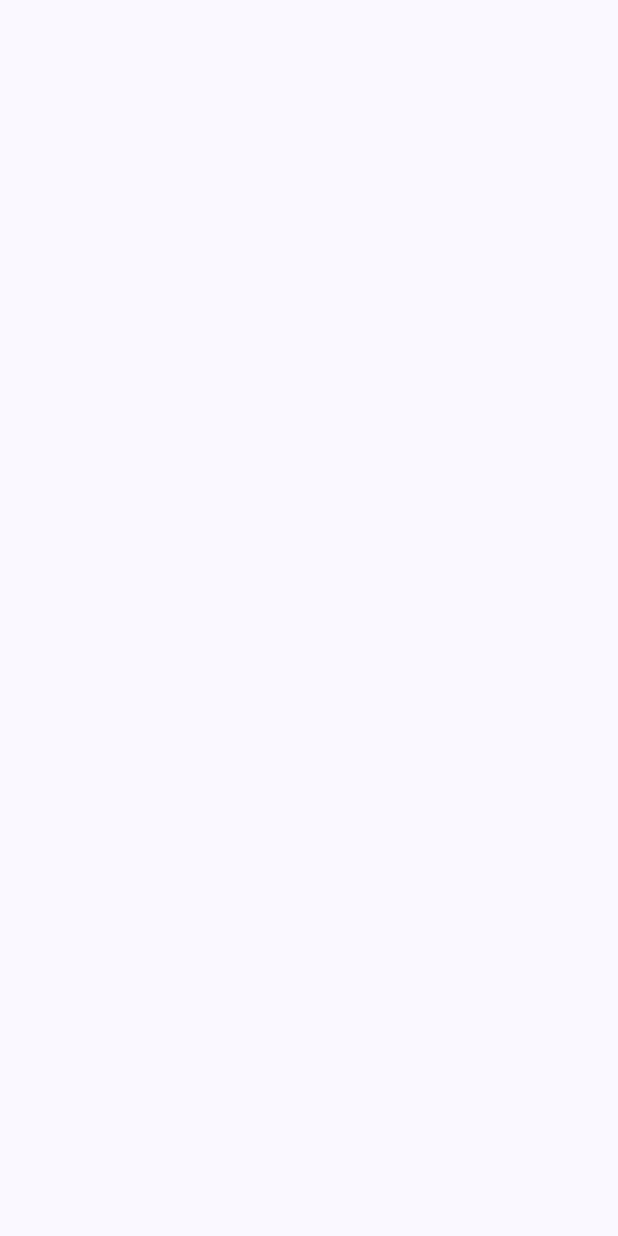
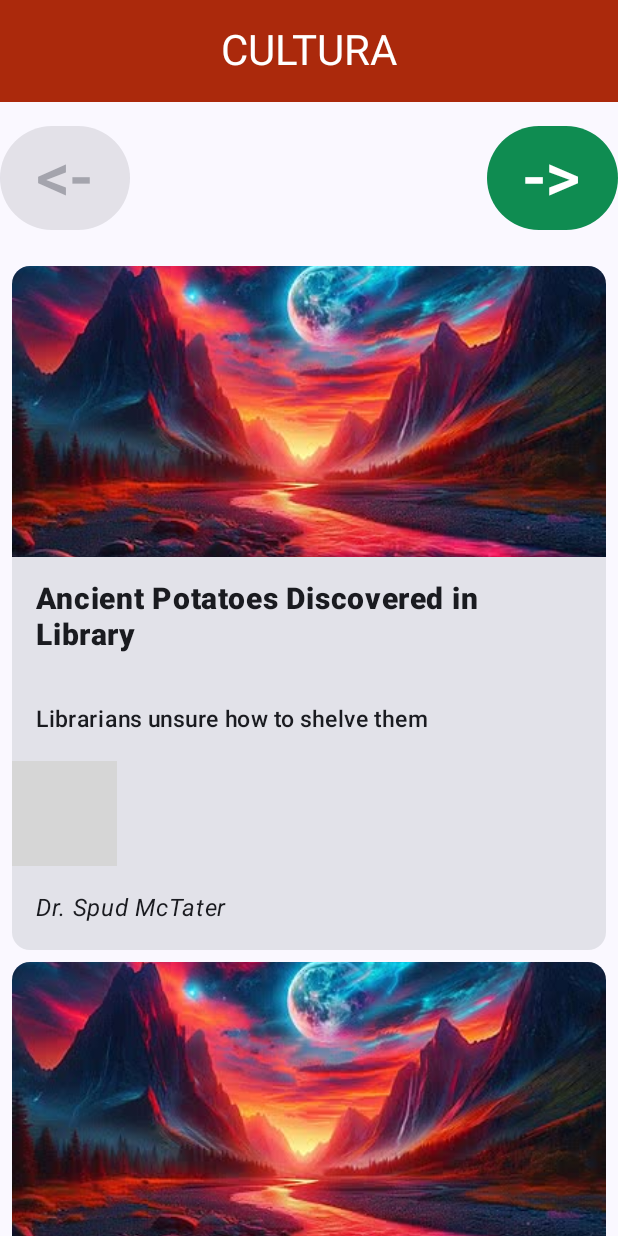
Before and after one commit to morita2232/NewsApp, an Android app built with Jetpack Compose: the screen it shows after launch (MainActivity), on a phone screen of 412 x 824 dp. Before the commit the screen is empty. Run offline under Robolectric (Android 15) with nearby library versions, the phone set to English and light mode, and no system bars; grey boxes are pictures that could not be loaded.

Commit message:
App base terminada

```diff
--- a/NewsApp/app/src/main/java/com/example/newsapp/MainActivity.kt
+++ b/NewsApp/app/src/main/java/com/example/newsapp/MainActivity.kt
@@ -4,7 +4,14 @@ import android.os.Bundle
 import androidx.activity.ComponentActivity
 import androidx.activity.compose.setContent
 import androidx.compose.foundation.Image
+import androidx.compose.foundation.background
+import androidx.compose.foundation.layout.Arrangement
+import androidx.compose.foundation.layout.Arrangement.Absolute.Center
+import androidx.compose.foundation.layout.Box
 import androidx.compose.foundation.layout.Column
+import androidx.compose.foundation.layout.PaddingValues
+import androidx.compose.foundation.layout.Row
+import androidx.compose.foundation.layout.Spacer
 import androidx.compose.foundation.layout.WindowInsets
 import androidx.compose.foundation.layout.asPaddingValues
 import androidx.compose.foundation.layout.calculateEndPadding
@@ -14,24 +21,45 @@ import androidx.compose.foundation.layout.fillMaxWidth
 import androidx.compose.foundation.layout.height
 import androidx.compose.foundation.layout.padding
 import androidx.compose.foundation.layout.safeDrawing
+import androidx.compose.foundation.layout.size
 import androidx.compose.foundation.layout.statusBarsPadding
 import androidx.compose.foundation.lazy.LazyColumn
 import androidx.compose.foundation.lazy.items
+import androidx.compose.foundation.pager.HorizontalPager
+import androidx.compose.foundation.pager.rememberPagerState
+import androidx.compose.material3.Button
+import androidx.compose.material3.ButtonColors
+import androidx.compose.material3.ButtonDefaults
 import androidx.compose.material3.Card
 import androidx.compose.material3.MaterialTheme
 import androidx.compose.material3.Surface
 import androidx.compose.material3.Text
 import androidx.compose.runtime.Composable
+import androidx.compose.runtime.getValue
+import androidx.compose.runtime.mutableStateOf
+import androidx.compose.runtime.remember
+import androidx.compose.runtime.setValue
+import androidx.compose.ui.Alignment
 import androidx.compose.ui.Modifier
+import androidx.compose.ui.draw.scale
+import androidx.compose.ui.geometry.Size
+import androidx.compose.ui.graphics.Color
 import androidx.compose.ui.layout.ContentScale
 import androidx.compose.ui.platform.LocalLayoutDirection
 import androidx.compose.ui.res.painterResource
 import androidx.compose.ui.res.stringResource
+import androidx.compose.ui.text.font.FontStyle
+import androidx.compose.ui.text.font.FontWeight
+import androidx.compose.ui.text.style.TextAlign
+import androidx.compose.ui.text.style.TextDecoration
 import androidx.compose.ui.tooling.preview.Preview
 import androidx.compose.ui.unit.dp
+import androidx.compose.ui.unit.sp
+import com.example.newsapp.clases.DataLoader
 import com.example.newsapp.models.Noticias
 import com.example.newsapp.models.Theme
 import com.example.newsapp.ui.theme.NewsAppTheme
+import com.example.newsapp.ui.theme.Purple80
 
 class MainActivity : ComponentActivity() {
     override fun onCreate(savedInstanceState: Bundle?) {
@@ -63,26 +91,80 @@ fun NewsApp(modifier: Modifier){
                 .calculateEndPadding(layOutDirection)
         )){
 
-        //LISTA
+        NoticiasPorTema(noticias = DataLoader().loadNews())
 
     }
 
 }
 
 @Composable
-fun ListNoticias(noticiasLista : List<Noticias>, modifier: Modifier){
-    LazyColumn(modifier = modifier) {
+fun NoticiasPorTema(noticias: List<Noticias>) {
 
-       items(noticiasLista){
+    val noticiasPorTema = noticias.groupBy { it.themeResourceID }
+    val temas = noticiasPorTema.keys.toList()
 
-           itemEnListaNoticias ->  NoticiasCard(
-           infoNoticias = itemEnListaNoticias,
-           modifier.padding(8.dp))
+    val headerColor = Color(0xFFAB290C)
+    val bColor = Color(0xFF0F8C51)
 
-       }
 
+    var currentIndex by remember { mutableStateOf(0) }
+
+    Column(modifier = Modifier.fillMaxSize()) {
+        Row(modifier = Modifier.background(color = headerColor).fillMaxWidth(), horizontalArrangement = Arrangement.Center) {
+            // Mostrar el tema actual
+            Text(
+                text = temas[currentIndex].name,
+                style = MaterialTheme.typography.headlineMedium,
+                modifier = Modifier
+                    .padding(16.dp), textAlign = TextAlign.Center,
+                color = Color.White
+
+            )
+        }
+        Spacer(modifier = Modifier.height(16.dp))
+
+
+        Row(
+            modifier = Modifier.fillMaxWidth(),
+            horizontalArrangement = Arrangement.SpaceBetween
+        ) {
+            Button(
+                onClick = { if (currentIndex > 0) currentIndex-- },
+                enabled = currentIndex > 0, colors = ButtonDefaults.buttonColors(
+                    containerColor = bColor,
+                    contentColor = Color.White
+                )
+            ) {
+                Text("<-", fontSize = 45.sp)
+            }
+
+            Button(
+                onClick = { if (currentIndex < temas.size - 1) currentIndex++ },
+                enabled = currentIndex < temas.size - 1, colors = ButtonDefaults.buttonColors(
+                    containerColor = bColor,
+                    contentColor = Color.White
+                )
+            ) {
+                Text("->", fontSize = 45.sp)
+            }
+        }
+
+        Spacer(modifier = Modifier.height(16.dp))
+
+
+        LazyColumn(
+            modifier = Modifier.fillMaxSize(),
+            contentPadding = PaddingValues(8.dp),
+            verticalArrangement = Arrangement.spacedBy(8.dp)
+        ) {
+            items(noticiasPorTema[temas[currentIndex]] ?: emptyList()) { noticia ->
+                NoticiasCard(noticia)
+            }
+        }
     }
 }
+
+
 
 @Composable
 fun NoticiasCard(infoNoticias: Noticias, modifier: Modifier = Modifier){
@@ -91,12 +173,11 @@ fun NoticiasCard(infoNoticias: Noticias, modifier: Modifier = Modifier){
 
         Column(){
 
-            Text(text = infoNoticias.themeResourceID.toString(), modifier = Modifier.padding(16.dp))
             Image(painter = painterResource(infoNoticias.imageResourceID), contentDescription = null, modifier = Modifier.fillMaxWidth().height(194.dp), contentScale = ContentScale.Crop)
-            Text(text = stringResource(infoNoticias.titleResourceID), modifier = Modifier.padding(16.dp))
-            Text(text = stringResource(infoNoticias.subTitleResourceID), modifier = Modifier.padding(16.dp))
-            Image(painter = painterResource(infoNoticias.writerImageResourceID), contentDescription = null)
-            Text(text = stringResource(infoNoticias.writerNameResourceID), modifier = Modifier.padding(16.dp))
+            Text(text = stringResource(infoNoticias.titleResourceID), modifier = Modifier.padding(16.dp), fontWeight = FontWeight.ExtraBold, fontSize = 20.sp)
+            Text(text = stringResource(infoNoticias.subTitleResourceID), modifier = Modifier.padding(16.dp), fontWeight = FontWeight.SemiBold, fontSize = 15.sp)
+            Image(painter = painterResource(infoNoticias.writerImageResourceID), contentDescription = null,Modifier.size(70.dp))
+            Text(text = stringResource(infoNoticias.writerNameResourceID), modifier = Modifier.padding(16.dp), fontStyle = FontStyle.Italic)
 
         }
 
--- a/NewsApp/app/src/main/java/com/example/newsapp/clases/DataLoader.kt
+++ b/NewsApp/app/src/main/java/com/example/newsapp/clases/DataLoader.kt
@@ -9,16 +9,22 @@ class DataLoader() {
 
     fun loadNews() : List<Noticias>{
         return listOf<Noticias>(
+            // CULTURA
             Noticias(R.drawable.paisaje3, R.drawable.tails, R.string.titulo1, R.string.subtitulo1, Theme.CULTURA, R.string.escritor1),
-            Noticias(R.drawable.paisaje3, R.drawable.tails, R.string.titulo2, R.string.subtitulo1, Theme.CULTURA, R.string.escritor2),
+            Noticias(R.drawable.paisaje3, R.drawable.tails, R.string.titulo2, R.string.subtitulo2, Theme.CULTURA, R.string.escritor2),
             Noticias(R.drawable.paisaje3, R.drawable.tails, R.string.titulo3, R.string.subtitulo3, Theme.CULTURA, R.string.escritor3),
-            Noticias(R.drawable.paisaje3, R.drawable.tails, R.string.titulo1, R.string.subtitulo1, Theme.POLITICA, R.string.escritor1),
-            Noticias(R.drawable.paisaje3, R.drawable.tails, R.string.titulo2, R.string.subtitulo2, Theme.POLITICA, R.string.escritor2),
-            Noticias(R.drawable.paisaje3, R.drawable.tails, R.string.titulo3, R.string.subtitulo3, Theme.POLITICA, R.string.escritor3),
-            Noticias(R.drawable.paisaje3, R.drawable.tails, R.string.titulo1, R.string.subtitulo1, Theme.ESPORTS, R.string.escritor1),
-            Noticias(R.drawable.paisaje3, R.drawable.tails, R.string.titulo2, R.string.subtitulo2, Theme.ESPORTS, R.string.escritor2),
-            Noticias(R.drawable.paisaje3, R.drawable.tails, R.string.titulo3, R.string.subtitulo3, Theme.ESPORTS, R.string.escritor3)
+
+            // POLITICA
+            Noticias(R.drawable.paisaje3, R.drawable.tails, R.string.titulo4, R.string.subtitulo4, Theme.POLITICA, R.string.escritor4),
+            Noticias(R.drawable.paisaje3, R.drawable.tails, R.string.titulo5, R.string.subtitulo5, Theme.POLITICA, R.string.escritor5),
+            Noticias(R.drawable.paisaje3, R.drawable.tails, R.string.titulo6, R.string.subtitulo6, Theme.POLITICA, R.string.escritor6),
+
+            // ESPORTS
+            Noticias(R.drawable.paisaje3, R.drawable.tails, R.string.titulo7, R.string.subtitulo7, Theme.ESPORTS, R.string.escritor7),
+            Noticias(R.drawable.paisaje3, R.drawable.tails, R.string.titulo8, R.string.subtitulo8, Theme.ESPORTS, R.string.escritor8),
+            Noticias(R.drawable.paisaje3, R.drawable.tails, R.string.titulo9, R.string.subtitulo9, Theme.ESPORTS, R.string.escritor9)
         )
+
     }
 
 }
--- a/NewsApp/app/src/main/res/values/strings.xml
+++ b/NewsApp/app/src/main/res/values/strings.xml
@@ -1,12 +1,42 @@
 <resources>
     <string name="app_name">NewsApp</string>
-    <string name="titulo1">Titulo1</string>
-    <string name="titulo2">Titulo2</string>
-    <string name="titulo3">Titulo3</string>
-    <string name="subtitulo1">subTitulo1</string>
-    <string name="subtitulo2">subTitulo2</string>
-    <string name="subtitulo3">subTitulo3</string>
-    <string name="escritor1">Escritor1</string>
-    <string name="escritor2">Escritor2</string>
-    <string name="escritor3">Escritor3</string>
+    <!-- CULTURA -->
+    <string name="titulo1">Ancient Potatoes Discovered in Library</string>
+    <string name="titulo2">Sculpture of Cat Becomes Mayor</string>
+    <string name="titulo3">Opera Sung Entirely in Duck Quacks</string>
+
+    <string name="subtitulo1">Librarians unsure how to shelve them</string>
+    <string name="subtitulo2">Town council in pawsitive spirits</string>
+    <string name="subtitulo3">Audience waddles out delighted</string>
+
+    <string name="escritor1">Dr. Spud McTater</string>
+    <string name="escritor2">Whiskers O’Meow</string>
+    <string name="escritor3">Quentin Quack</string>
+
+    <!-- POLITICA -->
+    <string name="titulo4">Mayor Declares Pizza as National Currency</string>
+    <string name="titulo5">Senate Passes Law Requiring Pajamas at Work</string>
+    <string name="titulo6">City Council Holds Meeting on Moon Cheese Trade</string>
+
+    <string name="subtitulo4">Economists confused but hungry</string>
+    <string name="subtitulo5">Business casual now strictly flannel</string>
+    <string name="subtitulo6">Aliens yet to respond</string>
+
+    <string name="escritor4">Cheesy McToppings</string>
+    <string name="escritor5">Sleepy McCommittee</string>
+    <string name="escritor6">Luna Cheddar</string>
+
+    <!-- ESPORTS -->
+    <string name="titulo7">Pro Gamer Loses Match to Cat</string>
+    <string name="titulo8">Streamer Sets Record for Longest Nap Mid-Game</string>
+    <string name="titulo9">Virtual Reality Headset Mistaken for Helmet</string>
+
+    <string name="subtitulo7">Cat’s reflexes undeniable</string>
+    <string name="subtitulo8">Fans cheer from sleep-deprived couches</string>
+    <string name="subtitulo9">Local toddler joins tournament by accident</string>
+
+    <string name="escritor7">Pixel Paws</string>
+    <string name="escritor8">SnoozeMaster9000</string>
+    <string name="escritor9">Tiny Gamer</string>
+
 </resources>
```
Also changed, not shown: NewsApp/app/build.gradle (+17 -7 lines).
